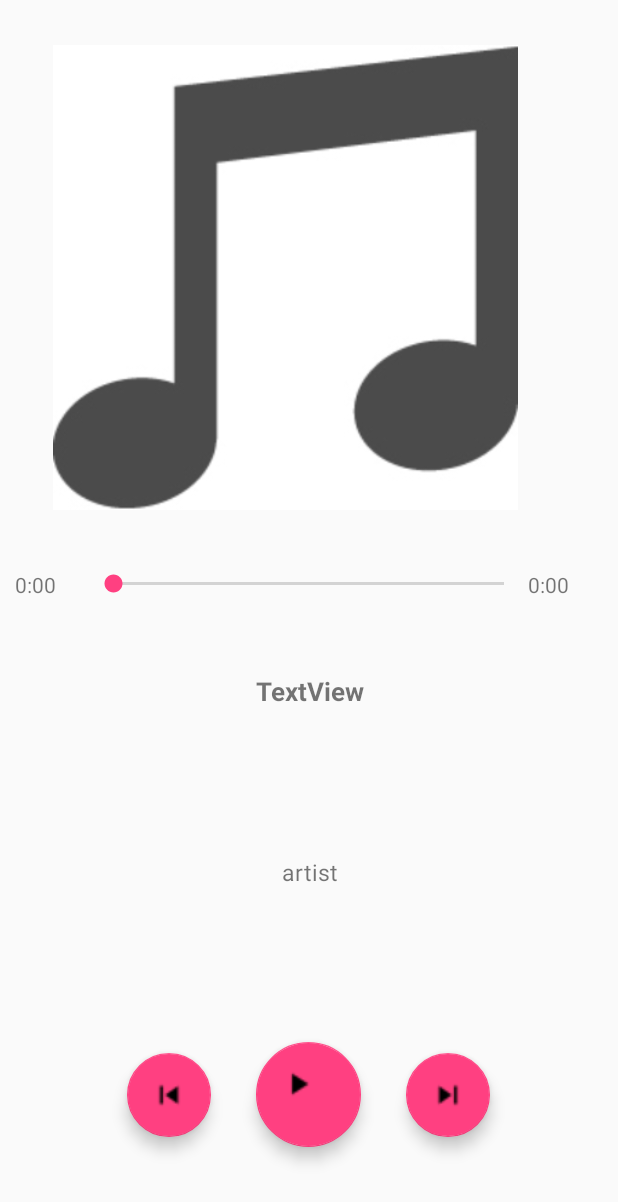
After one commit to sshun04/MusicPro, an Android app: the TrackDetailActivity screen opened directly, with no data from a screen before it, on a phone screen of 412 x 824 dp. The commit adds this screen. Shown: the top 1202 px of the screen. Run offline under Robolectric (Android 15) with nearby library versions, the phone set to English and light mode, and no system bars; 5 statements that could not run were skipped.

Commit message:
added TrackService

```diff
--- a/app/src/main/java/com/example/shojishunsuke/musicpro/actvity/AlbumDetailActivity.java
+++ b/app/src/main/java/com/example/shojishunsuke/musicpro/actvity/AlbumDetailActivity.java
@@ -79,4 +79,5 @@ public class AlbumDetailActivity extends AppCompatActivity {
         ListTrackAdapter adapter = new ListTrackAdapter(this, tracks);
         trackList.setAdapter(adapter);
     }
+
 }
--- /dev/null
+++ b/app/src/main/java/com/example/shojishunsuke/musicpro/actvity/TrackDetailActivity.java
@@ -0,0 +1,95 @@
+package com.example.shojishunsuke.musicpro.actvity;
+
+import android.content.ContentUris;
+import android.content.Context;
+import android.content.Intent;
+import android.media.MediaPlayer;
+import android.net.Uri;
+import android.os.Parcelable;
+import android.provider.MediaStore;
+import android.support.annotation.NonNull;
+import android.support.annotation.Nullable;
+import android.support.design.widget.FloatingActionButton;
+import android.support.v7.app.AppCompatActivity;
+import android.os.Bundle;
+import android.util.Log;
+import android.view.View;
+import android.widget.ImageButton;
+import android.widget.ImageView;
+import android.widget.TextView;
+import android.widget.Toast;
+
+import com.example.shojishunsuke.musicpro.R;
+import com.example.shojishunsuke.musicpro.Service.TrackService;
+import com.example.shojishunsuke.musicpro.model.Album;
+import com.example.shojishunsuke.musicpro.model.Track;
+
+import java.io.IOException;
+import java.net.URI;
+
+public class TrackDetailActivity extends AppCompatActivity {
+
+    public static final String KEY_TRACK = "kyc_track";
+    Context context;
+    private Track track;
+    private Uri uri;
+    private String path;
+
+    public static void start(Context context, Track track) {
+
+        Intent intent = new Intent(context, TrackDetailActivity.class);
+        intent.putExtra(KEY_TRACK, track);
+        context.startActivity(intent);
+
+    }
+
+    @Override
+    protected void onCreate(@Nullable Bundle savedInstanceState) {
+        super.onCreate(savedInstanceState);
+        setContentView(R.layout.activity_track_detail);
+
+
+        final Intent intent = getIntent();
+        track = (Track) intent.getSerializableExtra(KEY_TRACK);
+        uri = track.uri;
+
+
+        TextView titleTextView = (TextView) findViewById(R.id.title);
+        TextView artistTextView = (TextView) findViewById(R.id.artist);
+        TextView positionTextView = (TextView) findViewById(R.id.textView_position);
+        TextView durationTextView = (TextView) findViewById(R.id.textView_duration);
+        ImageView artImageView = (ImageView) findViewById(R.id.trackart);
+        FloatingActionButton prevButton = (FloatingActionButton) findViewById(R.id.button_prev);
+        FloatingActionButton playButton = (FloatingActionButton) findViewById(R.id.button_play);
+        final FloatingActionButton nextButton = (FloatingActionButton) findViewById(R.id.button_next);
+
+
+        titleTextView.setText(track.title);
+        artistTextView.setText(track.artist);
+
+        long dm = track.duration / 60000;
+        long ds = (track.duration - (dm * 60000)) / 1000;
+        durationTextView.setText(String.format("%d:%02d", dm, ds));
+
+        artImageView.setImageResource(R.drawable.musicicon);
+        playButton.setImageResource(R.drawable.play);
+        prevButton.setImageResource(R.drawable.skipprev);
+        nextButton.setImageResource(R.drawable.skipnext);
+
+
+        playButton.setOnClickListener(new View.OnClickListener() {
+            @Override
+            public void onClick(View v) {
+
+
+                TrackService.start(TrackDetailActivity.this,uri);
+
+
+            }
+        });
+
+
+    }
+
+
+}
--- a/app/src/main/java/com/example/shojishunsuke/musicpro/adapter/ListAlbumAdapter.java
+++ b/app/src/main/java/com/example/shojishunsuke/musicpro/adapter/ListAlbumAdapter.java
@@ -39,10 +39,12 @@ public class ListAlbumAdapter extends ArrayAdapter<Album> {
         if (convertView == null) {
             convertView = mInflater.inflate(R.layout.item_album, null);
             holder = new ViewHolder();
+
             holder.albumTextView = (TextView) convertView.findViewById(R.id.title);
             holder.artistTextView = (TextView) convertView.findViewById(R.id.artist);
             holder.tracksTextView = (TextView) convertView.findViewById(R.id.tracks);
             holder.artworkImageView = (ImageView) convertView.findViewById(R.id.albumart);
+
             convertView.setTag(holder);
         } else {
             holder = (ViewHolder) convertView.getTag();
--- /dev/null
+++ b/app/src/main/res/layout/activity_track_detail.xml
@@ -0,0 +1,117 @@
+<?xml version="1.0" encoding="utf-8"?>
+<RelativeLayout xmlns:android="http://schemas.android.com/apk/res/android"
+    xmlns:app="http://schemas.android.com/apk/res-auto"
+    xmlns:tools="http://schemas.android.com/tools"
+    android:layout_width="match_parent"
+    android:layout_height="match_parent"
+    tools:context=".actvity.TrackDetailActivity">
+
+    <FrameLayout
+        android:layout_width="match_parent"
+        android:layout_height="match_parent">
+
+        <LinearLayout
+            android:layout_width="match_parent"
+            android:layout_height="match_parent"
+            android:orientation="vertical">
+
+            <ImageView
+                android:id="@+id/trackart"
+                android:layout_width="310dp"
+                android:layout_height="310dp"
+                android:layout_marginTop="30dp"
+                android:layout_marginLeft="35dp"
+                android:layout_marginRight="35dp"
+                android:layout_marginBottom="30dp"/>
+
+            <LinearLayout
+                android:layout_width="match_parent"
+                android:layout_height="match_parent"
+                android:layout_margin="10dp"
+                android:orientation="vertical">
+
+                <LinearLayout
+                    android:layout_width="match_parent"
+                    android:layout_height="wrap_content"
+                    android:orientation="horizontal">
+
+                    <TextView
+                        android:id="@+id/textView_position"
+                        android:layout_width="wrap_content"
+                        android:layout_height="wrap_content"
+                        android:layout_weight="1"
+                        android:text="0:00" />
+
+                    <SeekBar
+                        android:id="@+id/seekBar"
+                        android:layout_width="270dp"
+                        android:layout_height="wrap_content"
+                        android:layout_weight="1" />
+
+                    <TextView
+                        android:id="@+id/textView_duration"
+                        android:layout_width="wrap_content"
+                        android:layout_height="wrap_content"
+                        android:layout_weight="1"
+                        android:text="0:00" />
+                </LinearLayout>
+
+                <TextView
+                    android:layout_marginTop="5dp"
+                    android:id="@+id/title"
+                    android:layout_width="match_parent"
+                    android:layout_height="wrap_content"
+                    android:gravity="center"
+                    android:text="TextView"
+                    android:textSize="17sp"
+                    android:textStyle="bold"
+                    android:layout_weight="1"/>
+
+                <TextView
+                    android:id="@+id/artist"
+                    android:textSize="15dp"
+                    android:layout_width="match_parent"
+                    android:layout_height="wrap_content"
+                    android:layout_marginTop="10dp"
+                    android:text="artist"
+                    android:gravity="center"
+                    android:layout_weight="1"/>
+
+                <LinearLayout
+                    android:layout_weight="1"
+                    android:layout_marginTop="10dp"
+                    android:layout_width="match_parent"
+                    android:layout_height="80dp"
+                    android:gravity="center"
+                    android:orientation="horizontal"
+                   >
+
+                    <android.support.design.widget.FloatingActionButton
+                        android:id="@+id/button_prev"
+                        android:layout_width="wrap_content"
+                        android:layout_height="wrap_content" />
+
+                    <android.support.design.widget.FloatingActionButton
+                        android:id="@+id/button_play"
+                        android:layout_width="70dp"
+                        android:layout_height="70dp"
+                        android:layout_marginLeft="30dp"
+                        android:layout_marginRight="30dp" />
+
+                    <android.support.design.widget.FloatingActionButton
+                        android:id="@+id/button_next"
+                        android:layout_width="wrap_content"
+                        android:layout_height="wrap_content" />
+
+                </LinearLayout>
+
+            </LinearLayout>
+
+
+        </LinearLayout>
+
+    </FrameLayout>
+
+
+
+</RelativeLayout>
```
Also changed, not shown: app/src/main/AndroidManifest.xml (+7 -6 lines), app/src/main/java/com/example/shojishunsuke/musicpro/Service/TrackService.java (+30 -53 lines), app/src/main/java/com/example/shojishunsuke/musicpro/adapter/ListTrackAdapter.java (+7 -61 lines), app/src/main/java/com/example/shojishunsuke/musicpro/model/Track.java (+5 -7 lines), app/src/main/res/drawable/play.png (added), app/src/main/res/drawable/skipnext.png (added), app/src/main/res/drawable/skipprev.png (added).
